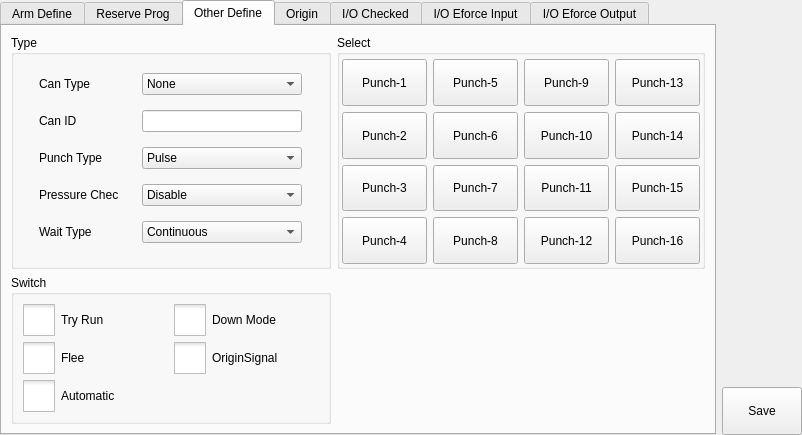
The window that hcsettings/icstructdefineframe.ui (GaussCheng/2-5AxisPunch) describes before a commit, drawn with Qt 5.
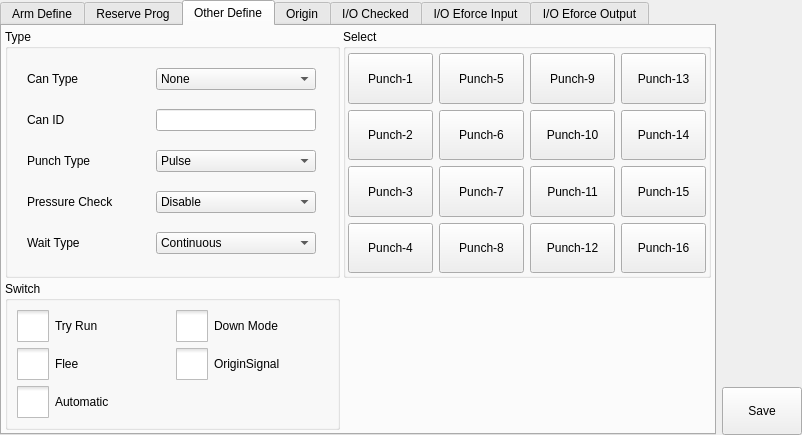
The same window after the commit. The open tabs and pages were chosen to show the change. Icons and pictures are not drawn. Custom widgets are drawn as their Qt base class.

Commit message: 修改冲床配置布局

The edit to the form file:
```diff
--- a/hcsettings/icstructdefineframe.ui
+++ b/hcsettings/icstructdefineframe.ui
@@ -737,6 +737,21 @@
        <string>Other Define</string>
       </attribute>
       <layout class="QGridLayout" name="gridLayout_7">
+       <property name="leftMargin">
+        <number>3</number>
+       </property>
+       <property name="topMargin">
+        <number>3</number>
+       </property>
+       <property name="rightMargin">
+        <number>3</number>
+       </property>
+       <property name="bottomMargin">
+        <number>3</number>
+       </property>
+       <property name="spacing">
+        <number>3</number>
+       </property>
        <item row="0" column="1">
         <widget class="QGroupBox" name="fixtureDefineBox_2">
          <property name="sizePolicy">
@@ -1403,19 +1418,25 @@
          </property>
          <layout class="QGridLayout" name="gridLayout_6">
           <property name="leftMargin">
-           <number>4</number>
+           <number>2</number>
+          </property>
+          <property name="topMargin">
+           <number>2</number>
           </property>
           <property name="rightMargin">
-           <number>4</number>
+           <number>2</number>
           </property>
-          <property name="horizontalSpacing">
+          <property name="bottomMargin">
+           <number>2</number>
+          </property>
+          <property name="spacing">
            <number>2</number>
           </property>
           <item row="0" column="0">
            <widget class="QLabel" name="label">
             <property name="maximumSize">
              <size>
-              <width>80</width>
+              <width>110</width>
               <height>16777215</height>
              </size>
             </property>
@@ -1453,7 +1474,7 @@
            <widget class="QLabel" name="label_2">
             <property name="maximumSize">
              <size>
-              <width>80</width>
+              <width>110</width>
               <height>16777215</height>
              </size>
             </property>
@@ -1482,7 +1503,7 @@
             </property>
             <property name="maximumSize">
              <size>
-              <width>80</width>
+              <width>110</width>
               <height>16777215</height>
              </size>
             </property>
@@ -1526,7 +1547,7 @@
             </property>
             <property name="maximumSize">
              <size>
-              <width>80</width>
+              <width>110</width>
               <height>16777215</height>
              </size>
             </property>
@@ -1570,7 +1591,7 @@
             </property>
             <property name="maximumSize">
              <size>
-              <width>80</width>
+              <width>110</width>
               <height>16777215</height>
              </size>
             </property>
```
Left out of the diff: 2 changed lines with no effect on the pictures.
